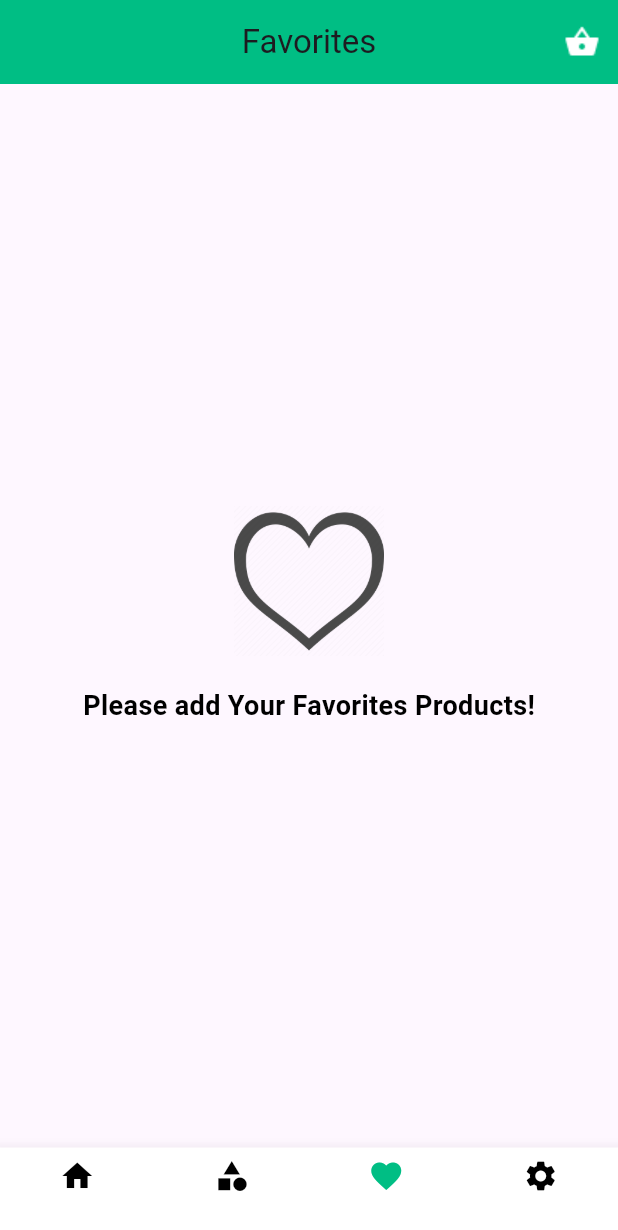
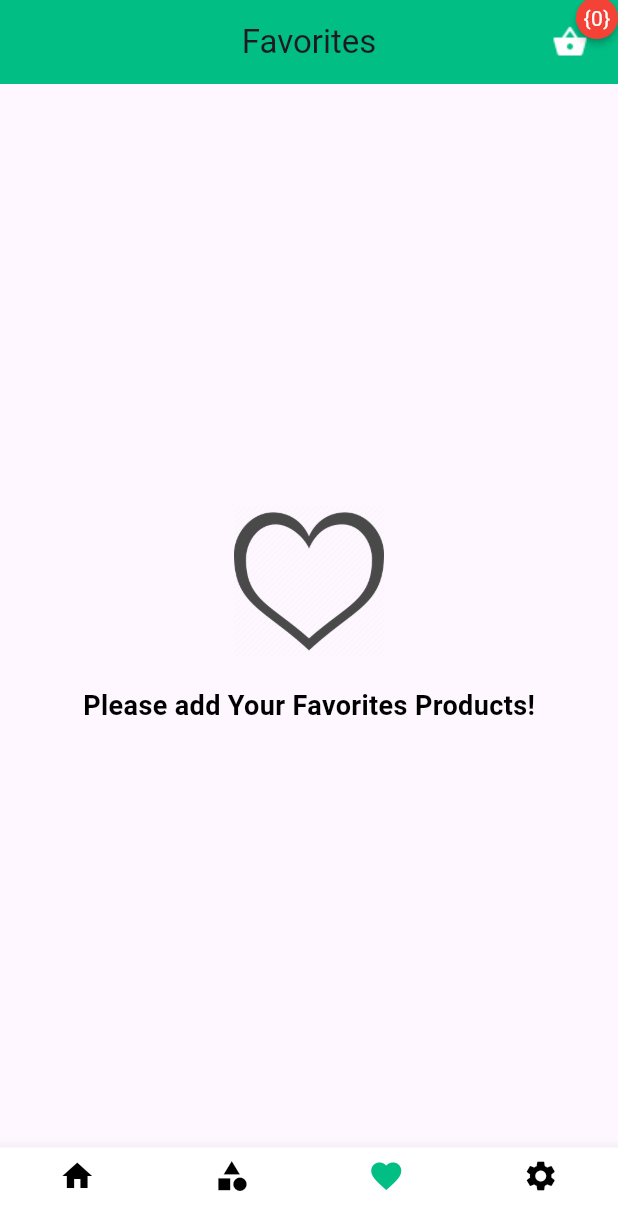
Before and after one commit to Elkelany84/Getx_Shopping_WaledAsro_Udemy, a Flutter app: the MainScreen screen opened by its route, item 3 of the bottom bar chosen, on a phone screen of 412 x 824 dp. Shown: the top 1230 px of the screen. Run offline on Flutter 3.47's test engine with Material 3 defaults, Android fonts, the phone set to English and light mode, and no system bars; drawn by our look-alikes of badges; our stand-ins replace firebase_auth, firebase_core, get, get_storage, google_fonts, google_sign_in; accounts and stored records are empty; network calls fail.

Commit message:
EndVideo32

```diff
--- a/lib/logic/controllers/cart_controller.dart
+++ b/lib/logic/controllers/cart_controller.dart
@@ -38,6 +38,10 @@ class CartController extends GetxController {
     } else {
       productsMap[productModels] -= 1;
     }
+    // Get.snackbar("Error!", "${productsMap[productModels]}",
+    //     snackPosition: SnackPosition.BOTTOM,
+    //     backgroundColor: Colors.green,
+    //     colorText: Colors.white);
   }
 
   //the red basket button
@@ -82,4 +86,15 @@ class CartController extends GetxController {
       .toList()
       .reduce((value, element) => value + element)
       .toStringAsFixed(2);
+
+  int quantity() {
+    if (productsMap.isEmpty) {
+      return 0;
+    } else {
+      return productsMap.entries
+          .map((e) => e.value)
+          .toList()
+          .reduce((value, element) => value + element);
+    }
+  }
 }
--- a/lib/view/screens/cart_screen.dart
+++ b/lib/view/screens/cart_screen.dart
@@ -36,7 +36,7 @@ class CartScreen extends StatelessWidget {
                 child: Column(
                   children: [
                     SizedBox(
-                      height: 600,
+                      height: 650,
                       child: ListView.separated(
                           itemBuilder: (context, index) {
                             return CartProductCard(
@@ -56,7 +56,7 @@ class CartScreen extends StatelessWidget {
                     Padding(
                       padding: EdgeInsets.only(bottom: 30),
                       child: CartTotal(),
-                    )
+                    ),
                   ],
                 ),
               );
--- a/lib/view/screens/main_screen.dart
+++ b/lib/view/screens/main_screen.dart
@@ -1,5 +1,7 @@
+import 'package:badges/badges.dart' as badges;
 import 'package:flutter/material.dart';
 import 'package:get/get.dart';
+import 'package:waleed_asro_shopping_getx_api/logic/controllers/cart_controller.dart';
 import 'package:waleed_asro_shopping_getx_api/logic/controllers/main_controller.dart';
 import 'package:waleed_asro_shopping_getx_api/routes/routes.dart';
 import 'package:waleed_asro_shopping_getx_api/utils/theme.dart';
@@ -8,7 +10,7 @@ class MainScreen extends StatelessWidget {
   MainScreen({super.key});
 
   final MainController controller = Get.find<MainController>();
-
+  final CartController cartController = Get.find<CartController>();
   @override
   Widget build(BuildContext context) {
     return SafeArea(child: Obx(() {
@@ -19,11 +21,35 @@ class MainScreen extends StatelessWidget {
           backgroundColor: Get.isDarkMode ? darkGreyClr : mainColor,
           leading: Container(),
           actions: [
-            IconButton(
-                onPressed: () {
-                  Get.toNamed(Routes.cartScreen);
-                },
-                icon: Image.asset("assets/images/shop.png"))
+            Obx(() {
+              return badges.Badge(
+                position: badges.BadgePosition.topEnd(top: -3, end: 0),
+
+                badgeAnimation: badges.BadgeAnimation.slide(
+                  disappearanceFadeAnimationDuration:
+                      Duration(milliseconds: 200),
+                  // curve: Curves.easeInCubic,
+                ),
+
+                // showBadge: _showCartBadge,
+                badgeStyle: badges.BadgeStyle(
+                  badgeColor: Colors.red,
+                ),
+                badgeContent: Text(
+                  {cartController.quantity()}.toString(),
+                  style: TextStyle(color: Colors.white),
+                ),
+                child: Padding(
+                  padding: const EdgeInsets.all(8.0),
+                  child: IconButton(
+                    onPressed: () {
+                      Get.toNamed(Routes.cartScreen);
+                    },
+                    icon: Image.asset("assets/images/shop.png"),
+                  ),
+                ),
+              );
+            })
           ],
           centerTitle: true,
           title: Text(controller.title[controller.currentIndex.value]),
--- a/pubspec.yaml
+++ b/pubspec.yaml
@@ -42,6 +42,9 @@ dependencies:
   http: ^1.1.2
   firebase_auth: ^4.15.3
   firebase_core: ^2.24.2
+  badges: ^3.1.2
+  carousel_slider: ^4.2.1
+  smooth_page_indicator: ^1.1.0
 
 dev_dependencies:
   flutter_test:
```
Also changed, not shown: lib/view/screens/product_details_screen.dart (added, +22 -0 lines), lib/view/widgets/home/card_items.dart (+10 -2 lines), lib/view/widgets/product_details/image_slider.dart (added, +15 -0 lines), pubspec.lock.
